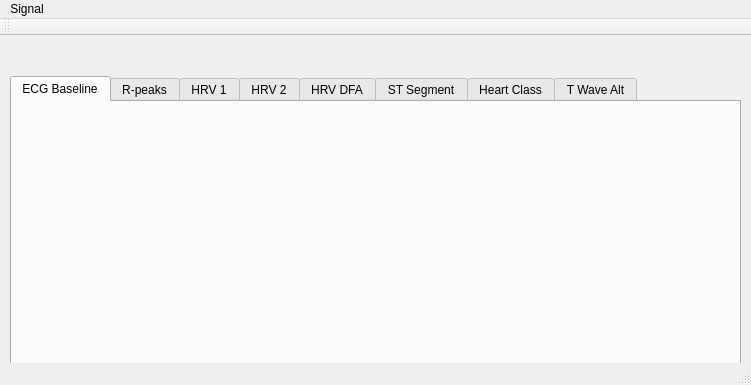
Old version of the form EcgApplicationCore/View/mainview.ui in the repository KuleszIB/EcgAppCore.
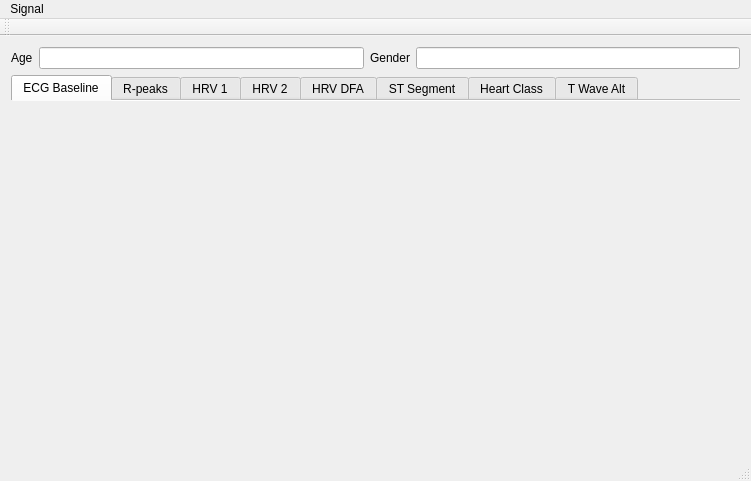
New version of the form. The open tabs and pages were chosen to show the change. Icons and pictures are not drawn.

The edit to the form file:
```diff
--- a/EcgApplicationCore/View/mainview.ui
+++ b/EcgApplicationCore/View/mainview.ui
@@ -7,7 +7,7 @@
     <x>0</x>
     <y>0</y>
     <width>751</width>
-    <height>385</height>
+    <height>481</height>
    </rect>
   </property>
   <property name="windowTitle">
@@ -18,33 +18,72 @@
     <normaloff>:/root/images/Images/ECG-img.png</normaloff>:/root/images/Images/ECG-img.png</iconset>
   </property>
   <widget class="QWidget" name="centralWidget">
+   <layout class="QGridLayout" name="gridLayout">
+    <item row="0" column="0">
+     <layout class="QHBoxLayout" name="lo_patients_data">
+      <item>
+       <widget class="QLabel" name="label_age">
+        <property name="text">
+         <string>Age</string>
+        </property>
+       </widget>
+      </item>
+      <item>
+       <widget class="QLineEdit" name="lE_age"/>
+      </item>
+      <item>
+       <widget class="QLabel" name="label_gender">
+        <property name="text">
+         <string>Gender</string>
+        </property>
+       </widget>
+      </item>
+      <item>
+       <widget class="QLineEdit" name="lE_gender"/>
+      </item>
+     </layout>
+    </item>
+    <item row="1" column="0">
    <widget class="QTabWidget" name="tabWidget">
-    <property name="geometry">
-     <rect>
-      <x>10</x>
-      <y>40</y>
-      <width>731</width>
-      <height>291</height>
-     </rect>
+      <property name="sizePolicy">
+       <sizepolicy hsizetype="Preferred" vsizetype="Expanding">
+        <horstretch>1</horstretch>
+        <verstretch>1</verstretch>
+       </sizepolicy>
     </property>
     <property name="currentIndex">
-     <number>4</number>
+       <number>2</number>
+      </property>
+      <property name="documentMode">
+       <bool>true</bool>
+      </property>
+      <property name="tabsClosable">
+       <bool>false</bool>
+      </property>
+      <property name="movable">
+       <bool>false</bool>
+      </property>
+      <property name="tabBarAutoHide">
+       <bool>false</bool>
     </property>
     <widget class="QWidget" name="ECGBASE">
+       <property name="sizePolicy">
+        <sizepolicy hsizetype="Preferred" vsizetype="Preferred">
+         <horstretch>0</horstretch>
+         <verstretch>0</verstretch>
+        </sizepolicy>
+       </property>
+       <property name="autoFillBackground">
+        <bool>true</bool>
+       </property>
      <attribute name="title">
       <string>ECG Baseline</string>
      </attribute>
-     <widget class="QWidget" name="verticalLayoutWidget_4">
-      <property name="geometry">
-       <rect>
-        <x>9</x>
-        <y>9</y>
-        <width>691</width>
-        <height>271</height>
-       </rect>
-      </property>
+       <layout class="QVBoxLayout" name="verticalLayout_4">
+        <item>
       <layout class="QVBoxLayout" name="loECGBaseline"/>
-     </widget>
+        </item>
+       </layout>
     </widget>
     <widget class="QWidget" name="RPEAKS">
      <attribute name="title">
@@ -147,38 +186,8 @@
      </layout>
     </widget>
    </widget>
-   <widget class="QWidget" name="">
-    <property name="geometry">
-     <rect>
-      <x>20</x>
-      <y>10</y>
-      <width>201</width>
-      <height>22</height>
-     </rect>
-    </property>
-    <layout class="QHBoxLayout" name="lo_patients_data">
-     <item>
-      <widget class="QLabel" name="label_age">
-       <property name="text">
-        <string>Age</string>
-       </property>
-      </widget>
-     </item>
-     <item>
-      <widget class="QLineEdit" name="lE_age"/>
-     </item>
-     <item>
-      <widget class="QLabel" name="label_gender">
-       <property name="text">
-        <string>Gender</string>
-       </property>
-      </widget>
-     </item>
-     <item>
-      <widget class="QLineEdit" name="lE_gender"/>
-     </item>
-    </layout>
-   </widget>
+    </item>
+   </layout>
   </widget>
   <widget class="QMenuBar" name="menuBar">
    <property name="geometry">
```
Left out of the diff: 74 changed lines with no effect on the pictures. Lines whose indentation alone changed are shown as unchanged.
